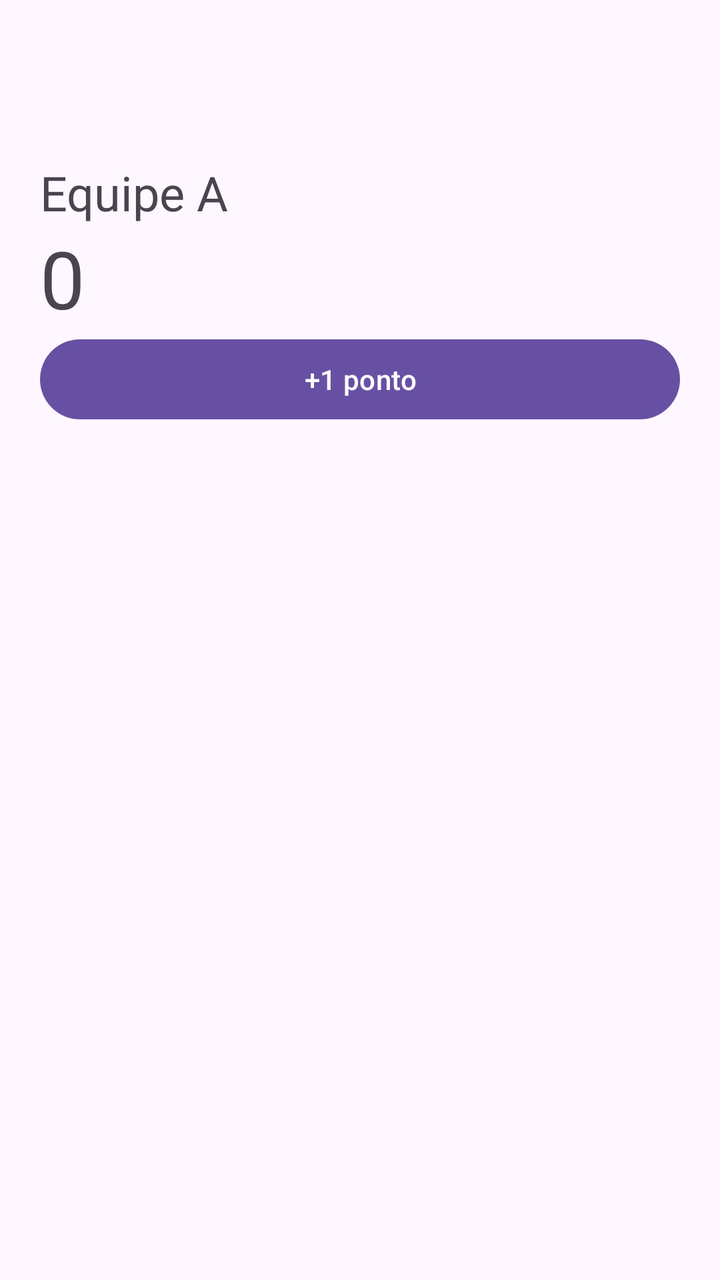
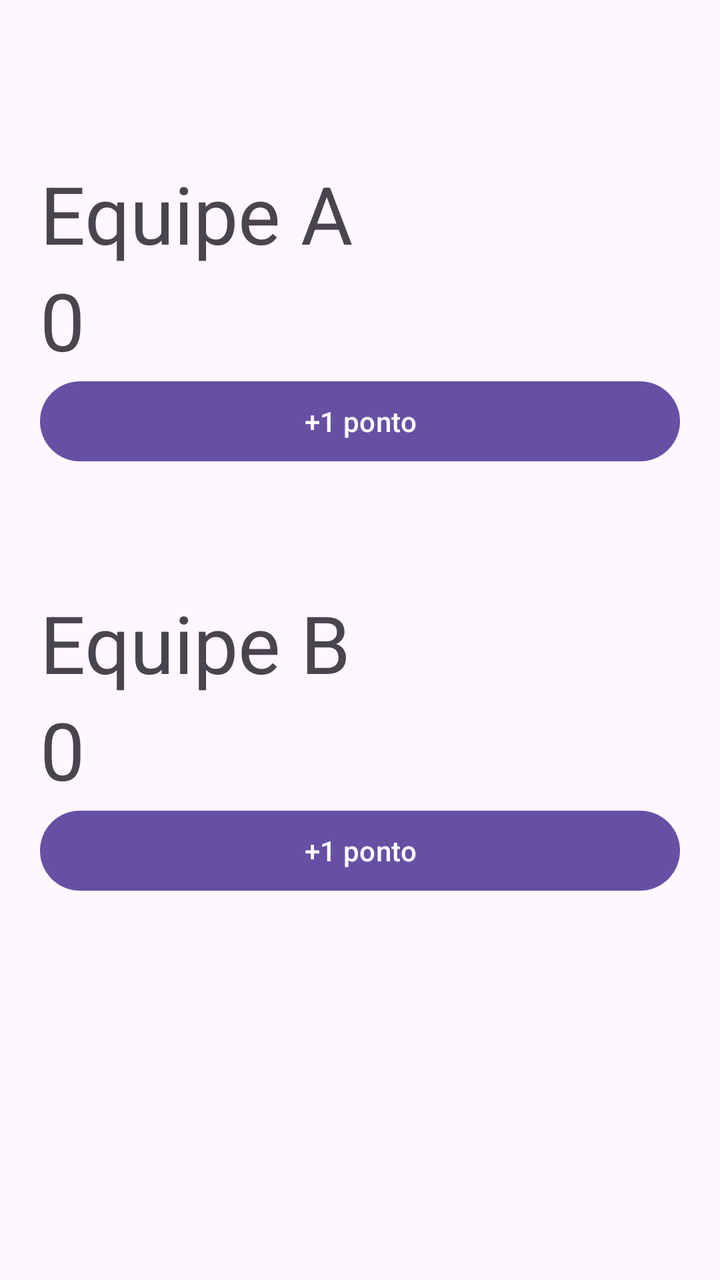

An Android layout rendered at two revisions. The XML below is the earlier revision; the diff shows what the commit changed to produce the second picture.
<!-- AndroidManifest.xml: application theme Theme.Trucoscoreboard -->
<!-- res/layout/activity_main.xml -->
<LinearLayout xmlns:android="http://schemas.android.com/apk/res/android"
    android:layout_width="match_parent"
    android:layout_height="match_parent"
    android:orientation="vertical"
    android:padding="20dp">

    <TextView
        android:layout_width="match_parent"
        android:layout_height="wrap_content"
        android:layout_marginTop="60dp"
        android:text="Equipe A"
        android:textSize="24sp" />
    
    <TextView
        android:id="@+id/pontos"
        android:layout_width="match_parent"
        android:layout_height="wrap_content"
        android:text="0"
        android:textSize="40sp"/>

       

    <Button
        android:id="@+id/add1A"
        android:layout_width="match_parent"
        android:layout_height="wrap_content"
        android:text="+1 ponto"/>




</LinearLayout>
<!-- resources referenced by this layout -->
<resources>
  <style name="Theme.Trucoscoreboard" parent="Base.Theme.Trucoscoreboard" />
  <style name="Base.Theme.Trucoscoreboard" parent="Theme.Material3.DayNight.NoActionBar">
          
          
      </style>
</resources>

<!-- the commit's change to res/layout/activity_main.xml (unified diff, before → after) -->
@@ -9,7 +9,7 @@
         android:layout_height="wrap_content"
         android:layout_marginTop="60dp"
         android:text="Equipe A"
-        android:textSize="24sp" />
+        android:textSize="40sp" />
     
     <TextView
         android:id="@+id/pontos"
@@ -26,6 +26,24 @@
         android:layout_height="wrap_content"
         android:text="+1 ponto"/>
 
+   <TextView
+       android:layout_width="match_parent"
+       android:layout_height="wrap_content"
+       android:layout_marginTop="60dp"
+       android:text="Equipe B"
+       android:textSize="40sp"/>
+
+   <TextView
+       android:layout_width="match_parent"
+       android:layout_height="wrap_content"
+       android:text="0"
+       android:textSize="40sp"/>
+   <Button
+       android:layout_width="match_parent"
+       android:layout_height="wrap_content"
+       android:text="+1 ponto"/>
+
+
 
 
 
